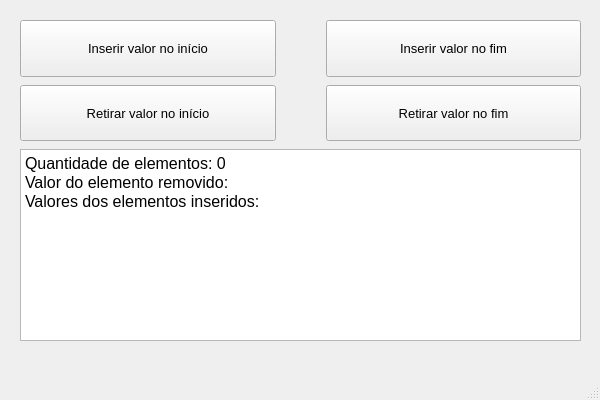
a-prodev/ED1ProjetoLLDE, file mainwindow.ui: the form before one commit.
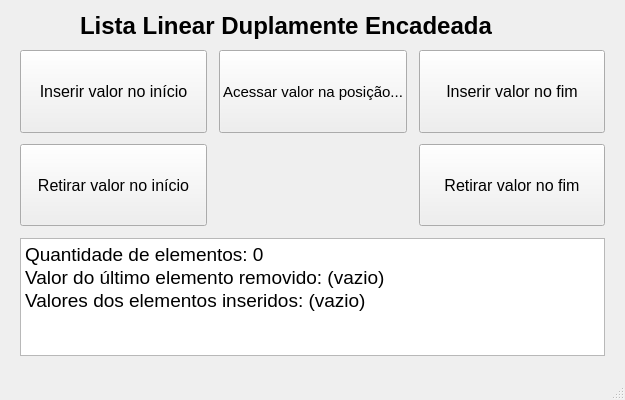
The form after the commit.

```diff
--- a/mainwindow.ui
+++ b/mainwindow.ui
@@ -12,16 +12,10 @@
    <rect>
     <x>0</x>
     <y>0</y>
-    <width>600</width>
+    <width>625</width>
     <height>400</height>
    </rect>
   </property>
-  <property name="sizePolicy">
-   <sizepolicy hsizetype="Preferred" vsizetype="Preferred">
-    <horstretch>0</horstretch>
-    <verstretch>0</verstretch>
-   </sizepolicy>
-  </property>
   <property name="contextMenuPolicy">
    <enum>Qt::CustomContextMenu</enum>
   </property>
@@ -33,14 +27,14 @@
     <property name="geometry">
      <rect>
       <x>0</x>
-      <y>0</y>
-      <width>601</width>
-      <height>361</height>
+      <y>30</y>
+      <width>625</width>
+      <height>341</height>
      </rect>
     </property>
     <layout class="QVBoxLayout" name="verticalLayout">
      <property name="spacing">
-      <number>8</number>
+      <number>12</number>
      </property>
      <property name="sizeConstraint">
       <enum>QLayout::SetDefaultConstraint</enum>
@@ -55,56 +49,19 @@
       <number>20</number>
      </property>
      <property name="bottomMargin">
-      <number>20</number>
+      <number>15</number>
      </property>
      <item>
-      <layout class="QGridLayout" name="gridLayout" rowstretch="0,0" columnstretch="0,0" rowminimumheight="0,0" columnminimumwidth="0,0">
+      <layout class="QGridLayout" name="gridLayout" rowstretch="0,0" columnstretch="0,0,0" rowminimumheight="0,0" columnminimumwidth="0,0,0">
        <property name="bottomMargin">
         <number>0</number>
        </property>
        <property name="horizontalSpacing">
-        <number>50</number>
+        <number>12</number>
        </property>
        <property name="verticalSpacing">
-        <number>8</number>
+        <number>11</number>
        </property>
-       <item row="0" column="0">
-        <widget class="QPushButton" name="pushButtonInserirInicio">
-         <property name="sizePolicy">
-          <sizepolicy hsizetype="Minimum" vsizetype="Expanding">
-           <horstretch>0</horstretch>
-           <verstretch>0</verstretch>
-          </sizepolicy>
-         </property>
-         <property name="font">
-          <font>
-           <pointsize>10</pointsize>
-           <kerning>true</kerning>
-          </font>
-         </property>
-         <property name="text">
-          <string>Inserir valor no início</string>
-         </property>
-        </widget>
-       </item>
-       <item row="1" column="1">
-        <widget class="QPushButton" name="pushButtonRetirarFim">
-         <property name="sizePolicy">
-          <sizepolicy hsizetype="Minimum" vsizetype="Expanding">
-           <horstretch>0</horstretch>
-           <verstretch>0</verstretch>
-          </sizepolicy>
-         </property>
-         <property name="font">
-          <font>
-           <pointsize>10</pointsize>
-          </font>
-         </property>
-         <property name="text">
-          <string>Retirar valor no fim</string>
-         </property>
-        </widget>
-       </item>
        <item row="1" column="0">
         <widget class="QPushButton" name="pushButtonRetirarInicio">
          <property name="sizePolicy">
@@ -115,7 +72,7 @@
          </property>
          <property name="font">
           <font>
-           <pointsize>10</pointsize>
+           <pointsize>12</pointsize>
            <kerning>true</kerning>
           </font>
          </property>
@@ -124,7 +81,25 @@
          </property>
         </widget>
        </item>
-       <item row="0" column="1">
+       <item row="1" column="2">
+        <widget class="QPushButton" name="pushButtonRetirarFim">
+         <property name="sizePolicy">
+          <sizepolicy hsizetype="Minimum" vsizetype="Expanding">
+           <horstretch>0</horstretch>
+           <verstretch>0</verstretch>
+          </sizepolicy>
+         </property>
+         <property name="font">
+          <font>
+           <pointsize>12</pointsize>
+          </font>
+         </property>
+         <property name="text">
+          <string>Retirar valor no fim</string>
+         </property>
+        </widget>
+       </item>
+       <item row="0" column="2">
         <widget class="QPushButton" name="pushButtonInserirFim">
          <property name="sizePolicy">
           <sizepolicy hsizetype="Minimum" vsizetype="Expanding">
@@ -134,7 +109,7 @@
          </property>
          <property name="font">
           <font>
-           <pointsize>10</pointsize>
+           <pointsize>12</pointsize>
           </font>
          </property>
          <property name="text">
@@ -142,19 +117,62 @@
          </property>
         </widget>
        </item>
+       <item row="0" column="0">
+        <widget class="QPushButton" name="pushButtonInserirInicio">
+         <property name="sizePolicy">
+          <sizepolicy hsizetype="Minimum" vsizetype="Expanding">
+           <horstretch>0</horstretch>
+           <verstretch>0</verstretch>
+          </sizepolicy>
+         </property>
+         <property name="font">
+          <font>
+           <pointsize>12</pointsize>
+           <kerning>true</kerning>
+          </font>
+         </property>
+         <property name="text">
+          <string>Inserir valor no início</string>
+         </property>
+        </widget>
+       </item>
+       <item row="0" column="1">
+        <widget class="QPushButton" name="pushButtonAcessarValor">
+         <property name="sizePolicy">
+          <sizepolicy hsizetype="Minimum" vsizetype="Expanding">
+           <horstretch>0</horstretch>
+           <verstretch>0</verstretch>
+          </sizepolicy>
+         </property>
+         <property name="font">
+          <font>
+           <pointsize>11</pointsize>
+          </font>
+         </property>
+         <property name="text">
+          <string>Acessar valor na posição...</string>
+         </property>
+        </widget>
+       </item>
       </layout>
      </item>
      <item>
       <widget class="QTextEdit" name="textEditResultado">
        <property name="sizePolicy">
-        <sizepolicy hsizetype="Expanding" vsizetype="Expanding">
+        <sizepolicy hsizetype="MinimumExpanding" vsizetype="MinimumExpanding">
          <horstretch>0</horstretch>
          <verstretch>0</verstretch>
         </sizepolicy>
        </property>
+       <property name="maximumSize">
+        <size>
+         <width>16777215</width>
+         <height>118</height>
+        </size>
+       </property>
        <property name="font">
         <font>
-         <pointsize>12</pointsize>
+         <pointsize>14</pointsize>
         </font>
        </property>
        <property name="focusPolicy">
@@ -167,16 +185,36 @@
         <string>&lt;!DOCTYPE HTML PUBLIC &quot;-//W3C//DTD HTML 4.0//EN&quot; &quot;http://www.w3.org/TR/REC-html40/strict.dtd&quot;&gt;
 &lt;html&gt;&lt;head&gt;&lt;meta name=&quot;qrichtext&quot; content=&quot;1&quot; /&gt;&lt;style type=&quot;text/css&quot;&gt;
 p, li { white-space: pre-wrap; }
-&lt;/style&gt;&lt;/head&gt;&lt;body style=&quot; font-family:'MS Shell Dlg 2'; font-size:12pt; font-weight:400; font-style:normal;&quot;&gt;
+&lt;/style&gt;&lt;/head&gt;&lt;body style=&quot; font-family:'MS Shell Dlg 2'; font-size:14pt; font-weight:400; font-style:normal;&quot;&gt;
 &lt;p style=&quot; margin-top:0px; margin-bottom:0px; margin-left:0px; margin-right:0px; -qt-block-indent:0; text-indent:0px;&quot;&gt;Quantidade de elementos: 0&lt;/p&gt;
-&lt;p style=&quot; margin-top:0px; margin-bottom:0px; margin-left:0px; margin-right:0px; -qt-block-indent:0; text-indent:0px;&quot;&gt;Valor do elemento removido:&lt;/p&gt;
-&lt;p style=&quot; margin-top:0px; margin-bottom:0px; margin-left:0px; margin-right:0px; -qt-block-indent:0; text-indent:0px;&quot;&gt;Valores dos elementos inseridos:&lt;/p&gt;
+&lt;p style=&quot; margin-top:0px; margin-bottom:0px; margin-left:0px; margin-right:0px; -qt-block-indent:0; text-indent:0px;&quot;&gt;Valor do último elemento removido: (vazio)&lt;/p&gt;
+&lt;p style=&quot; margin-top:0px; margin-bottom:0px; margin-left:0px; margin-right:0px; -qt-block-indent:0; text-indent:0px;&quot;&gt;Valores dos elementos inseridos: (vazio)&lt;/p&gt;
 &lt;p style=&quot;-qt-paragraph-type:empty; margin-top:0px; margin-bottom:0px; margin-left:0px; margin-right:0px; -qt-block-indent:0; text-indent:0px;&quot;&gt;&lt;br /&gt;&lt;/p&gt;&lt;/body&gt;&lt;/html&gt;</string>
        </property>
       </widget>
      </item>
     </layout>
    </widget>
+   <widget class="QLabel" name="label">
+    <property name="geometry">
+     <rect>
+      <x>80</x>
+      <y>10</y>
+      <width>561</width>
+      <height>31</height>
+     </rect>
+    </property>
+    <property name="font">
+     <font>
+      <pointsize>18</pointsize>
+      <weight>75</weight>
+      <bold>true</bold>
+     </font>
+    </property>
+    <property name="text">
+     <string>Lista Linear Duplamente Encadeada</string>
+    </property>
+   </widget>
   </widget>
   <widget class="QStatusBar" name="statusbar"/>
   <widget class="QMenuBar" name="menuBar">
```
Left out of the diff: 13 changed lines with no effect on the pictures.
